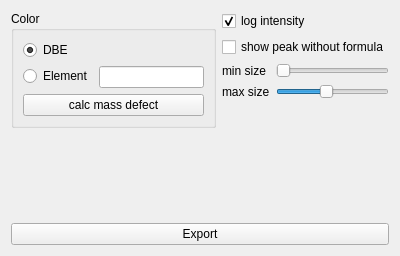
The window that Orbitool/UI/MassDefect.ui (l460289052/Orbitool) describes before a commit, drawn with Qt 5.
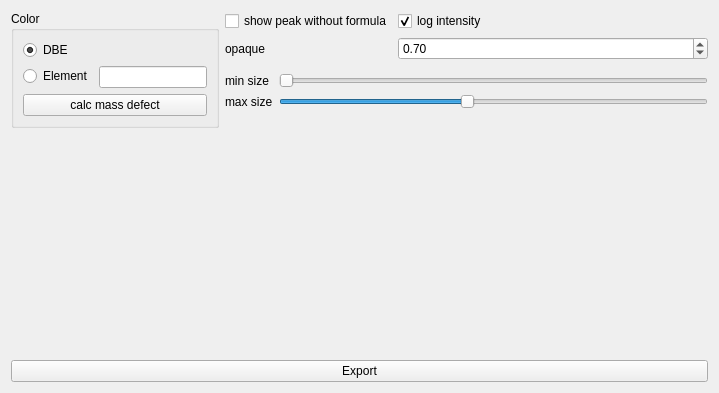
The same window after the commit.

Commit message: mass defect transparent

```diff
--- a/Orbitool/UI/MassDefect.ui
+++ b/Orbitool/UI/MassDefect.ui
@@ -6,8 +6,8 @@
    <rect>
     <x>0</x>
     <y>0</y>
-    <width>400</width>
-    <height>256</height>
+    <width>719</width>
+    <height>393</height>
    </rect>
   </property>
   <property name="windowTitle">
@@ -90,27 +90,51 @@
      <item>
       <layout class="QVBoxLayout" name="verticalLayout_22">
        <item>
-        <widget class="QCheckBox" name="logCheckBox">
-         <property name="sizePolicy">
-          <sizepolicy hsizetype="Preferred" vsizetype="Fixed">
-           <horstretch>0</horstretch>
-           <verstretch>0</verstretch>
-          </sizepolicy>
-         </property>
-         <property name="text">
-          <string>log intensity</string>
-         </property>
-         <property name="checked">
-          <bool>true</bool>
-         </property>
-        </widget>
-       </item>
-       <item>
-        <widget class="QCheckBox" name="showGreyCheckBox">
-         <property name="text">
-          <string>show peak without formula</string>
-         </property>
-        </widget>
+        <layout class="QFormLayout" name="formLayout_2">
+         <item row="0" column="0">
+          <widget class="QCheckBox" name="showGreyCheckBox">
+           <property name="text">
+            <string>show peak without formula</string>
+           </property>
+          </widget>
+         </item>
+         <item row="0" column="1">
+          <widget class="QCheckBox" name="logCheckBox">
+           <property name="sizePolicy">
+            <sizepolicy hsizetype="Preferred" vsizetype="Fixed">
+             <horstretch>0</horstretch>
+             <verstretch>0</verstretch>
+            </sizepolicy>
+           </property>
+           <property name="text">
+            <string>log intensity</string>
+           </property>
+           <property name="checked">
+            <bool>true</bool>
+           </property>
+          </widget>
+         </item>
+         <item row="1" column="0">
+          <widget class="QLabel" name="label">
+           <property name="text">
+            <string>opaque</string>
+           </property>
+          </widget>
+         </item>
+         <item row="1" column="1">
+          <widget class="QDoubleSpinBox" name="opaqueDoubleSpinBox">
+           <property name="maximum">
+            <double>1.000000000000000</double>
+           </property>
+           <property name="singleStep">
+            <double>0.100000000000000</double>
+           </property>
+           <property name="value">
+            <double>0.700000000000000</double>
+           </property>
+          </widget>
+         </item>
+        </layout>
        </item>
        <item>
         <layout class="QFormLayout" name="formLayout_8">
```
The commit also changes 2 other files.
